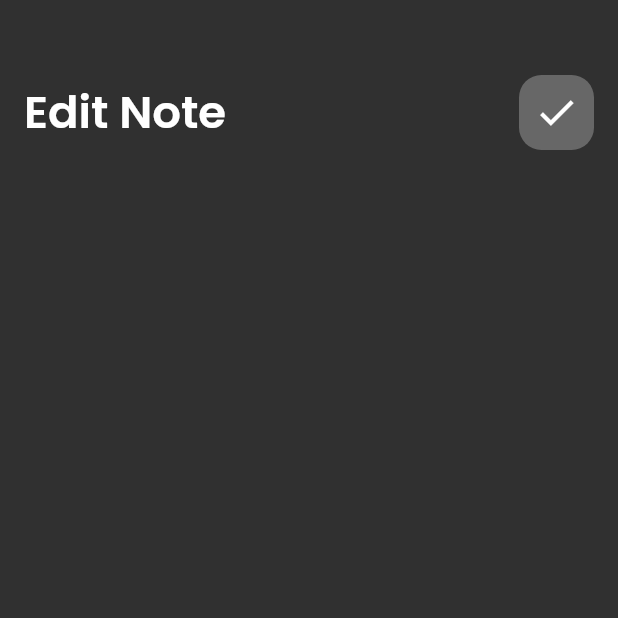
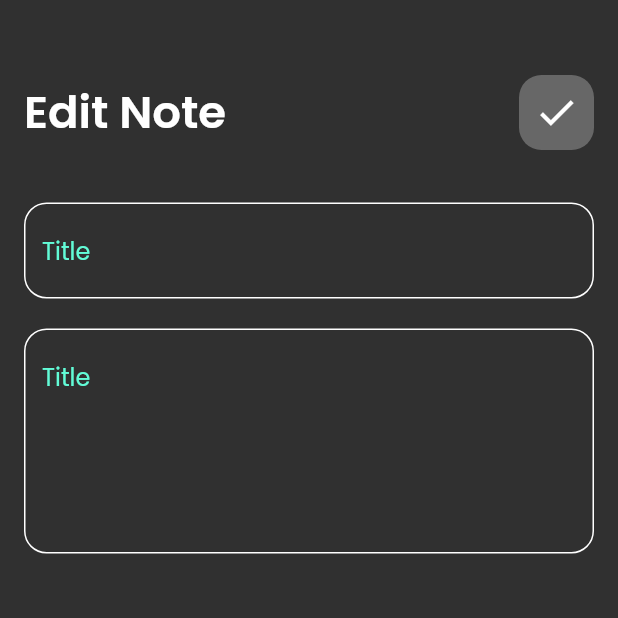
Before and after one commit to Koka0/notes_app, a Flutter app: the EditNoteViewBody screen opened directly, on a phone screen of 412 x 824 dp, the top half of it. Run offline on Flutter 3.47's test engine with Material 2 defaults, Android fonts, the phone set to English and light mode, and no system bars; our stand-ins replace google_fonts.

Commit message:
step-9 edit note view Done

```diff
--- a/lib/views/edit_note_view.dart
+++ b/lib/views/edit_note_view.dart
@@ -1,3 +1,5 @@
+//body ta3 UI
+//
 import 'package:flutter/material.dart';
 import 'package:news_app/views/widgets/edit_note_view_body.dart';
 
--- a/lib/views/widgets/edit_note_view_body.dart
+++ b/lib/views/widgets/edit_note_view_body.dart
@@ -1,10 +1,9 @@
 import 'package:flutter/material.dart';
+import 'package:news_app/views/widgets/add_custom_textfield.dart';
 import 'package:news_app/views/widgets/custom_app_bar.dart';
 
 class EditNoteViewBody extends StatelessWidget {
-  const EditNoteViewBody({
-    Key? key,
-  }) : super(key: key);
+  const EditNoteViewBody({Key? key}) : super(key: key);
 
   @override
   Widget build(BuildContext context) {
@@ -17,7 +16,14 @@ class EditNoteViewBody extends StatelessWidget {
             CustomAppBar(
               icon: Icons.done,
               title: 'Edit Note',
-            )
+            ),
+            SizedBox(height: 35),
+            AddCustomTextField(hint: 'Title'),
+            SizedBox(height: 20),
+            AddCustomTextField(
+              hint: 'Title',
+              maxLine: 5,
+            ),
           ],
         ),
       ),
```
